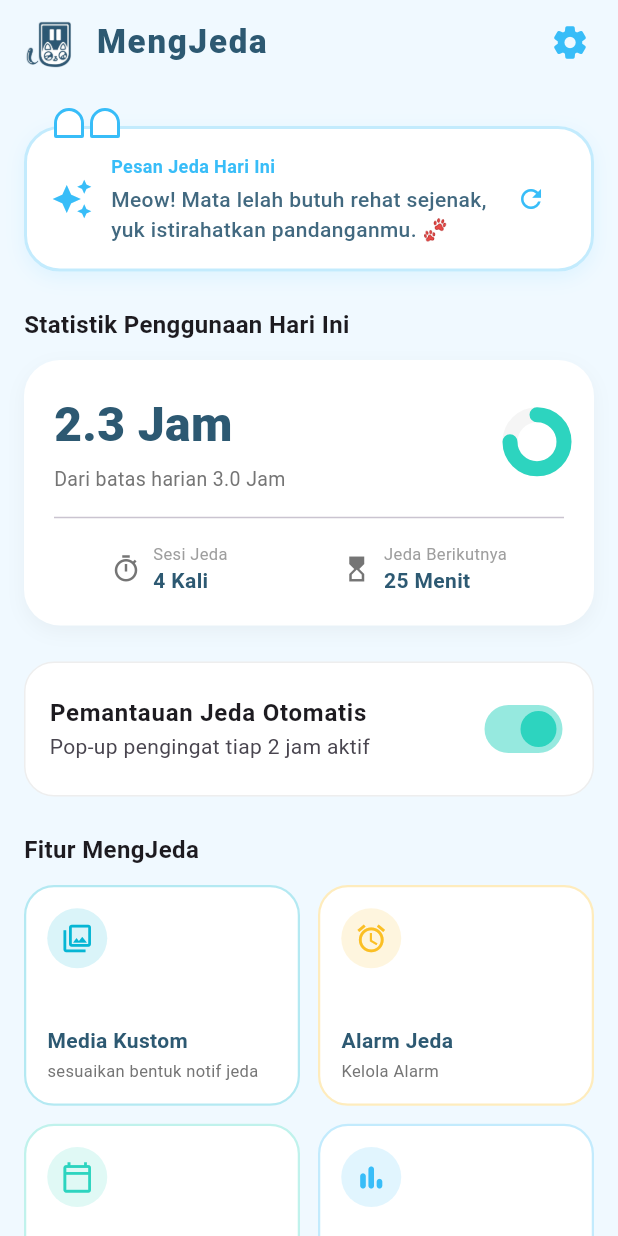
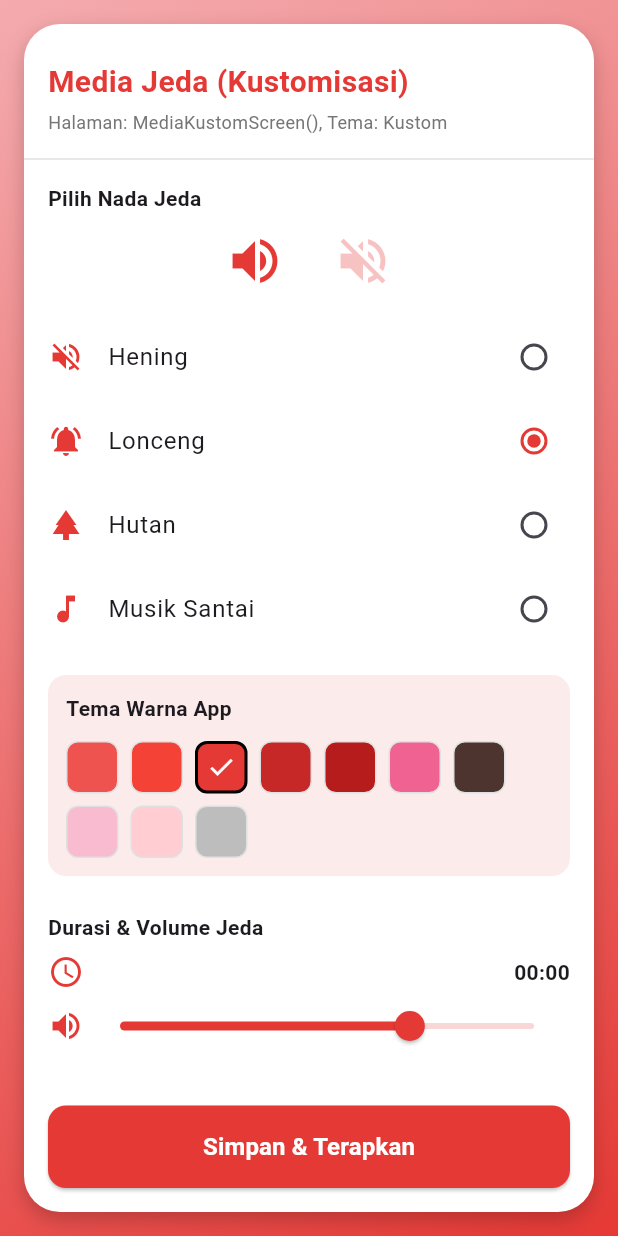
Before and after one commit to Hafiz237/project-app-mengjeda, a Flutter app: the screen it shows after launch, after a tap on "Media Kustom", on a phone screen of 412 x 824 dp. Run offline on Flutter 3.47's test engine with Material 3 defaults, Android fonts, the phone set to English and light mode, and no system bars.

Commit message:
feat: menyelesaikan 8 layar fungsional dan fitur media kustom

```diff
--- a/lib/screens/home_screen.dart
+++ b/lib/screens/home_screen.dart
@@ -3,6 +3,8 @@ import 'package:flutter/material.dart';
 import '../theme/app_colors.dart';
 import 'alarm_list_screen.dart';
 import 'jadwal_list_screen.dart';
+import 'media_kustom_screen.dart';
+import 'statistik_penuh_screen.dart';
 
 class HomeScreen extends StatefulWidget {
   const HomeScreen({super.key});
@@ -254,13 +256,20 @@ class _HomeScreenState extends State<HomeScreen> {
               mainAxisSpacing: 12,
               childAspectRatio: 1.25,
               children: [
+
 _buildActionCard(
   icon: Icons.photo_library_outlined,
   color: AppColors.deepCyan,
   title: 'Media Kustom',
   subtitle: 'sesuaikan bentuk notif jeda',
-                  onTap: () {},
+  onTap: () {
+    Navigator.push(
+      context,
+      MaterialPageRoute(builder: (context) => const MediaKustomScreen()),
+    );
+  },
 ),
+
                 _buildActionCard(
                   icon: Icons.alarm,
                   color: AppColors.goldenYellow,
@@ -290,7 +299,12 @@ class _HomeScreenState extends State<HomeScreen> {
   color: AppColors.skyBlue,
   title: 'Statistik Penuh',
   subtitle: 'Lihat Riwayat Jeda',
-                  onTap: () {},
+  onTap: () {
+    Navigator.push(
+      context,
+      MaterialPageRoute(builder: (context) => const StatistikPenuhScreen()),
+    );
+  },
 ),
               ],
             ),
--- /dev/null
+++ b/lib/screens/media_kustom_screen.dart
@@ -0,0 +1,231 @@
+import 'package:flutter/material.dart';
+
+class MediaKustomScreen extends StatefulWidget {
+  const MediaKustomScreen({super.key});
+
+  @override
+  State<MediaKustomScreen> createState() => _MediaKustomScreenState();
+}
+
+class _MediaKustomScreenState extends State<MediaKustomScreen> {
+  String _selectedTone = 'Lonceng';
+  double _volume = 0.7;
+
+  // Variabel untuk menyimpan warna yang dipilih (bawaan merah)
+  Color _selectedColor = Colors.red.shade600;
+
+  final List<Map<String, dynamic>> _tones = [
+    {'name': 'Hening', 'icon': Icons.volume_off},
+    {'name': 'Lonceng', 'icon': Icons.notifications_active},
+    {'name': 'Hutan', 'icon': Icons.park},
+    {'name': 'Musik Santai', 'icon': Icons.music_note},
+  ];
+
+  final List<Color> _themeColors = [
+    Colors.red.shade400,
+    Colors.red.shade500,
+    Colors.red.shade600,
+    Colors.red.shade800,
+    Colors.red.shade900,
+    Colors.pink.shade300,
+    Colors.brown.shade800,
+    Colors.pink.shade100,
+    Colors.red.shade100,
+    Colors.grey.shade400,
+  ];
+
+  @override
+  Widget build(BuildContext context) {
+    return Scaffold(
+      body: Container(
+        decoration: BoxDecoration(
+          gradient: LinearGradient(
+            begin: Alignment.topLeft,
+            end: Alignment.bottomRight,
+            colors: [
+              _selectedColor.withValues(alpha: 0.4),
+              _selectedColor,
+            ],
+          ),
+        ),
+        child: SafeArea(
+          child: Padding(
+            padding: const EdgeInsets.all(16.0),
+            child: Container(
+              decoration: BoxDecoration(
+                color: Colors.white,
+                borderRadius: BorderRadius.circular(24),
+                boxShadow: [
+                  BoxShadow(
+                    color: Colors.black.withValues(alpha: 0.2),
+                    blurRadius: 10,
+                    offset: const Offset(0, 5)
+                  )
+                ],
+              ),
+              child: Column(
+                crossAxisAlignment: CrossAxisAlignment.stretch,
+                children: [
+                  Padding(
+                    padding: const EdgeInsets.fromLTRB(16, 24, 16, 8),
+                    child: Column(
+                      crossAxisAlignment: CrossAxisAlignment.start,
+                      children: [
+                        Text(
+                          'Media Jeda (Kustomisasi)',
+                          style: TextStyle(
+                            fontSize: 20,
+                            fontWeight: FontWeight.bold,
+                            color: _selectedColor
+                          ),
+                        ),
+                        const SizedBox(height: 4),
+                        Text(
+                          'Halaman: MediaKustomScreen(), Tema: Kustom',
+                          style: TextStyle(
+                            fontSize: 12,
+                            color: Colors.grey.shade600
+                          ),
+                        ),
+                      ],
+                    ),
+                  ),
+                  Divider(color: Colors.grey.shade300, thickness: 1),
+                  Expanded(
+                    child: ListView(
+                      padding: const EdgeInsets.symmetric(horizontal: 16),
+                      children: [
+                        const SizedBox(height: 8),
+                        const Text(
+                          'Pilih Nada Jeda',
+                          style: TextStyle(fontWeight: FontWeight.bold)
+                        ),
+                        const SizedBox(height: 12),
+                        Row(
+                          mainAxisAlignment: MainAxisAlignment.center,
+                          children: [
+                            Icon(Icons.volume_up, size: 40, color: _selectedColor),
+                            const SizedBox(width: 32),
+                            Icon(Icons.volume_off, size: 40, color: _selectedColor.withValues(alpha: 0.3)),
+                          ],
+                        ),
+                        const SizedBox(height: 16),
+                        ..._tones.map((tone) {
+                          return ListTile(
+                            contentPadding: EdgeInsets.zero,
+                            leading: Icon(tone['icon'], color: _selectedColor),
+                            title: Text(tone['name']),
+                            trailing: Radio<String>(
+                              value: tone['name'],
+                              groupValue: _selectedTone,
+                              activeColor: _selectedColor,
+                              onChanged: (value) => setState(() => _selectedTone = value!),
+                            ),
+                          );
+                        }),
+                        const SizedBox(height: 16),
+                        Container(
+                          padding: const EdgeInsets.all(12),
+                          decoration: BoxDecoration(
+                            color: _selectedColor.withValues(alpha: 0.1),
+                            borderRadius: BorderRadius.circular(12),
+                          ),
+                          child: Column(
+                            crossAxisAlignment: CrossAxisAlignment.start,
+                            children: [
+                              const Text(
+                                'Tema Warna App',
+                                style: TextStyle(fontWeight: FontWeight.bold)
+                              ),
+                              const SizedBox(height: 12),
+                              Wrap(
+                                spacing: 8,
+                                runSpacing: 8,
+                                children: _themeColors.map((color) {
+                                  final isSelected = _selectedColor == color;
+                                  return GestureDetector(
+                                    onTap: () {
+                                      setState(() => _selectedColor = color);
+                                    },
+                                    child: Container(
+                                      width: 35,
+                                      height: 35,
+                                      decoration: BoxDecoration(
+                                        color: color,
+                                        borderRadius: BorderRadius.circular(8),
+                                        border: Border.all(
+                                          color: isSelected ? Colors.black : Colors.grey.shade300,
+                                          width: isSelected ? 2 : 1,
+                                        ),
+                                      ),
+                                      child: isSelected
+                                          ? const Icon(Icons.check, color: Colors.white, size: 20)
+                                          : null,
+                                    ),
+                                  );
+                                }).toList(),
+                              ),
+                            ],
+                          ),
+                        ),
+                        const SizedBox(height: 24),
+                        const Text(
+                          'Durasi & Volume Jeda',
+                          style: TextStyle(fontWeight: FontWeight.bold)
+                        ),
+                        const SizedBox(height: 8),
+                        Row(
+                          children: [
+                            Icon(Icons.access_time, color: _selectedColor),
+                            const Spacer(),
+                            const Text(
+                              '00:00',
+                              style: TextStyle(fontWeight: FontWeight.bold)
+                            ),
+                          ],
+                        ),
+                        Row(
+                          children: [
+                            Icon(Icons.volume_up, color: _selectedColor),
+                            Expanded(
+                              child: Slider(
+                                value: _volume,
+                                activeColor: _selectedColor,
+                                inactiveColor: _selectedColor.withValues(alpha: 0.2),
+                                onChanged: (val) => setState(() => _volume = val),
+                              ),
+                            ),
+                          ],
+                        ),
+                      ],
+                    ),
+                  ),
+                  Padding(
+                    padding: const EdgeInsets.all(16.0),
+                    child: ElevatedButton(
+                      style: ElevatedButton.styleFrom(
+                        backgroundColor: _selectedColor,
+                        foregroundColor: Colors.white,
+                        padding: const EdgeInsets.symmetric(vertical: 16),
+                        shape: RoundedRectangleBorder(
+                          borderRadius: BorderRadius.circular(12)
+                        ),
+                      ),
+                      onPressed: () {
+                        Navigator.pop(context, _selectedColor);
+                      },
+                      child: const Text(
+                        'Simpan & Terapkan',
+                        style: TextStyle(fontWeight: FontWeight.bold, fontSize: 16)
+                      ),
+                    ),
+                  ),
+                ],
+              ),
+            ),
+          ),
+        ),
+      ),
+    );
+  }
+}
```
Also changed, not shown: lib/screens/statistik_penuh_screen.dart (added, +108 -0 lines). Lines whose indentation alone changed are shown as unchanged.
